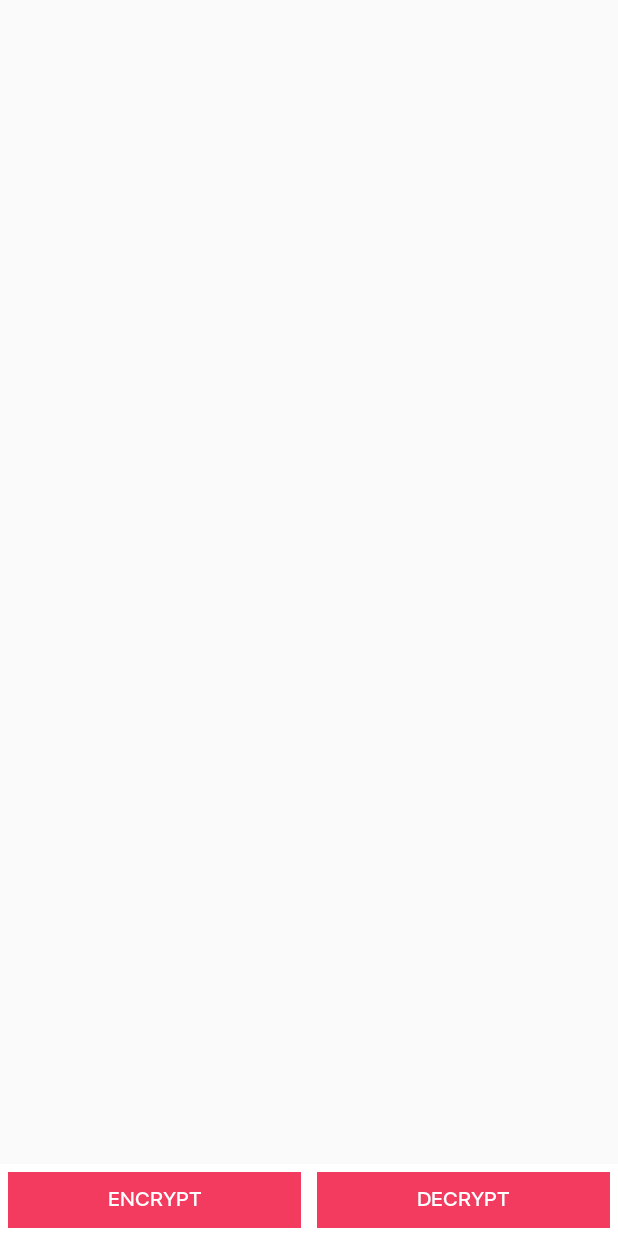
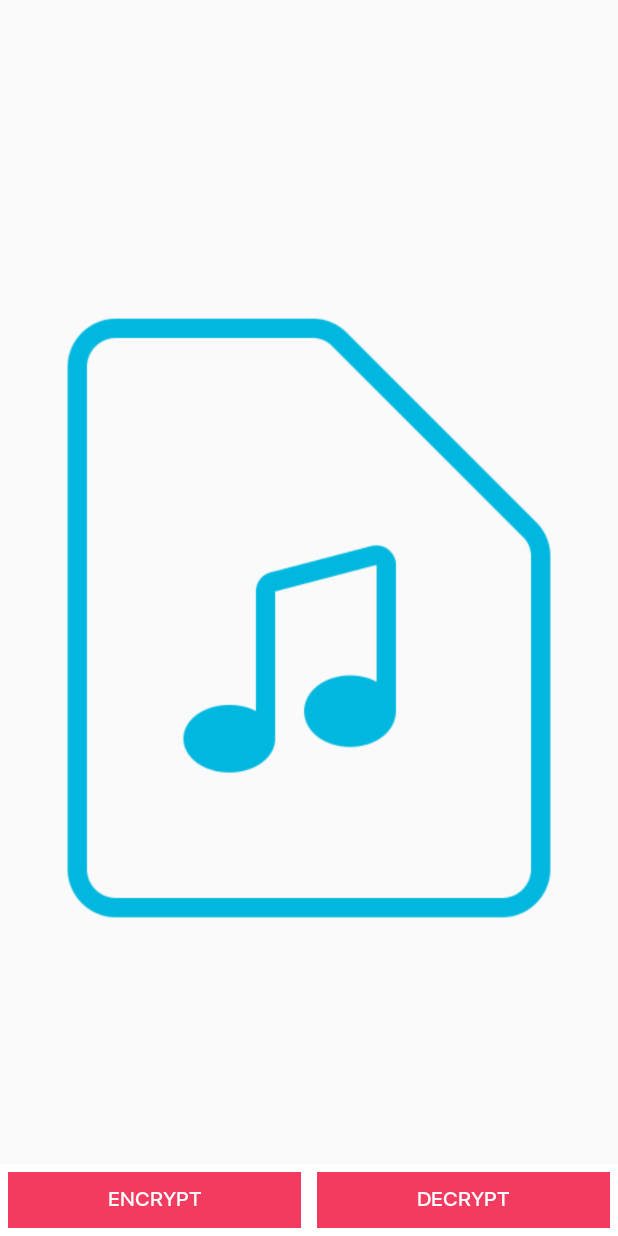
Before and after one commit to janaka-shamal/FileSecuritySystem2020, an Android app: the AudioEncrypt screen opened directly, with no data from a screen before it, on a phone screen of 412 x 824 dp. Run offline under Robolectric (Android 15) with nearby library versions, the phone set to English and light mode, and no system bars; libraries missing offline, so code that uses them is left out: com.codekidlabs.storagechooser, com.karumi.dexter; 1 statement that could not run was skipped.

Commit message:
UI Updated

```diff
--- a/app/src/main/java/com/example/filesecuritysystem/AudioEncrypt.java
+++ b/app/src/main/java/com/example/filesecuritysystem/AudioEncrypt.java
@@ -18,6 +18,7 @@ import android.view.View;
 import android.widget.Button;
 import android.widget.CheckBox;
 import android.widget.EditText;
+import android.widget.ImageView;
 import android.widget.SeekBar;
 import android.widget.TextView;
 import android.widget.Toast;
@@ -42,6 +43,7 @@ import java.security.NoSuchAlgorithmException;
 import java.util.List;
 
 import javax.crypto.NoSuchPaddingException;
+import javax.xml.transform.Source;
 
 public class AudioEncrypt extends AppCompatActivity {
     private String FILE_NAME_DEC ="DecryptedAudio.mp3";
@@ -58,11 +60,12 @@ public class AudioEncrypt extends AppCompatActivity {
     Button btn_ok,btn_pick_file,btn_location;
     TextView txt_file,txt_location;
     EditText txt_file_name,txt_password;
-    CheckBox delete_box;
+    CheckBox delete_box,deleteSource;
     Dialog enc_dialog,dec_dialog;
     ConstraintLayout audio_player;
 
     Button btn_enc,btn_dec;
+    ImageView audio1;
     InputStream inputStream,encInputStream;
     File outputFileDec;
     File encDir,decDir;
@@ -75,13 +78,13 @@ public class AudioEncrypt extends AppCompatActivity {
         setContentView(R.layout.activity_audio_encrypt);
         btn_enc=(Button)findViewById(R.id.btn_encrypt);
         btn_dec=(Button)findViewById(R.id.btn_decrypt);
+        audio1=(ImageView) findViewById(R.id.audio1);
         //dialog box initiate
         enc_dialog=new Dialog(this);
         dec_dialog=new Dialog(this);
 
         //music player initiate
         playBtn=(Button)findViewById(R.id.playBtn);
-
         elapsedTimeLabel=(TextView)findViewById(R.id.elapsedTimeLabel);
         remainingTimeLabel=(TextView)findViewById(R.id.remainingTimeLabel);
         btn_finish=(Button)findViewById(R.id.btn_finish);
@@ -166,6 +169,7 @@ public class AudioEncrypt extends AppCompatActivity {
 
                     try {
                         audio_player.setVisibility(View.INVISIBLE);
+                        audio1.setVisibility(View.VISIBLE);
                         player.reset();
                         File outputFileEnc=new File(encDir,FILE_NAME_ENC);
                         Encryptor.encryptToFile(my_key, my_spec_key, is, new FileOutputStream(outputFileEnc));
@@ -211,6 +215,7 @@ public class AudioEncrypt extends AppCompatActivity {
                 //File encFile=new File(myDir,FILE_NAME_ENC);
                 if(encInputStream!=null && decDir!=null){
                 try{
+                    audio1.setVisibility(View.INVISIBLE);
                     audio_player.setVisibility(View.VISIBLE);
                     player.reset();
                     playBtn.setBackgroundResource(R.drawable.play);
--- a/app/src/main/res/layout/activity_audio_encrypt.xml
+++ b/app/src/main/res/layout/activity_audio_encrypt.xml
@@ -5,7 +5,12 @@
     android:layout_width="match_parent"
     android:layout_height="match_parent"
     tools:context=".AudioEncrypt">
-
+    <ImageView
+        android:layout_width="match_parent"
+        android:layout_height="match_parent"
+        android:src="@drawable/audio1"
+        android:id="@+id/audio1"
+        ></ImageView>
     <androidx.constraintlayout.widget.ConstraintLayout
         android:id="@+id/audio_player"
         android:layout_width="match_parent"
--- a/app/src/main/res/layout/activity_folder_encrypt.xml
+++ b/app/src/main/res/layout/activity_folder_encrypt.xml
@@ -5,6 +5,11 @@
     android:layout_width="match_parent"
     android:layout_height="match_parent"
     tools:context=".FolderEncrypt">
+    <ImageView
+        android:layout_width="match_parent"
+        android:layout_height="match_parent"
+        android:src="@drawable/folder1"
+        android:id="@+id/folder1"></ImageView>
     <LinearLayout
         android:id="@+id/layout_group"
         android:layout_width="match_parent"
--- a/app/src/main/res/layout/activity_video_encrypt.xml
+++ b/app/src/main/res/layout/activity_video_encrypt.xml
@@ -5,6 +5,11 @@
     android:layout_width="match_parent"
     android:layout_height="match_parent"
     tools:context=".VideoEncrypt">
+    <ImageView
+        android:layout_width="match_parent"
+        android:layout_height="match_parent"
+        android:src="@drawable/video1"
+        android:id="@+id/video1"></ImageView>
     <LinearLayout
         android:id="@+id/layout_group"
         android:layout_width="match_parent"
--- a/app/src/main/res/layout/enc_layout.xml
+++ b/app/src/main/res/layout/enc_layout.xml
@@ -110,4 +110,5 @@
         app:layout_constraintVertical_bias="0.0"
         android:background="@drawable/buttonshape"
         android:textColor="@color/white"/>
+
 </androidx.constraintlayout.widget.ConstraintLayout>
```
Also changed, not shown: app/src/main/java/com/example/filesecuritysystem/ImageEncrypt.java (+6 -2 lines), app/src/main/res/layout/activity_image_encrypt.xml (+7 -0 lines), app/src/main/res/drawable/audio1.png (added), app/src/main/res/drawable/folder1.png (added), app/src/main/res/drawable/image1.png (added), app/src/main/res/drawable/text1.png (added), app/src/main/res/drawable/video1.png (added).
